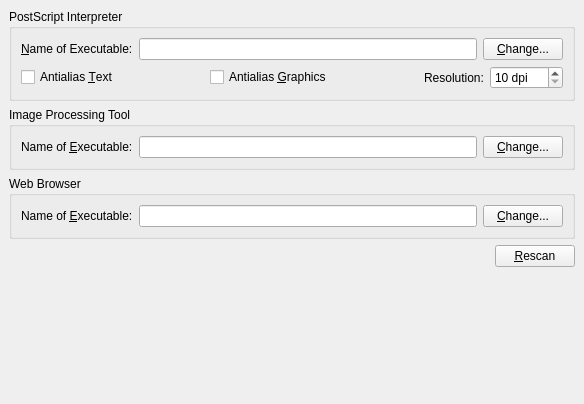
The window that scribus/tabexternaltoolswidget.ui (scribusproject/scribus) describes before a commit, drawn with Qt 5.
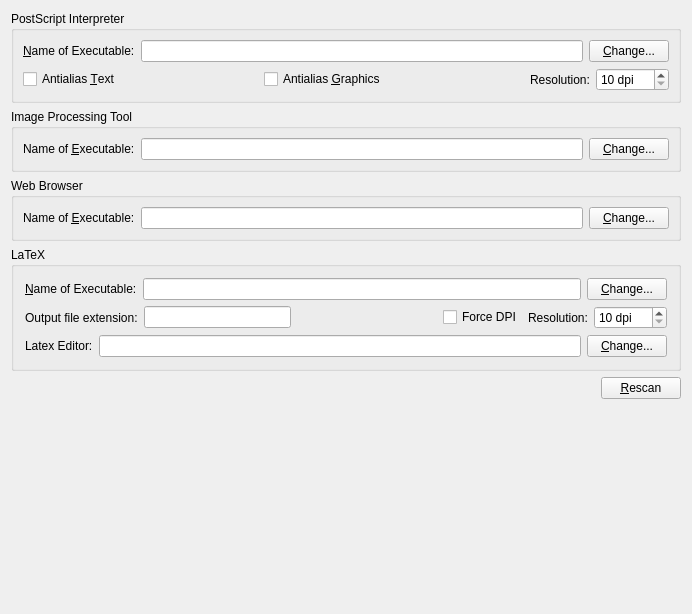
The same window after the commit.

The edit to the form file:
```diff
--- a/scribus/tabexternaltoolswidget.ui
+++ b/scribus/tabexternaltoolswidget.ui
@@ -5,133 +5,55 @@
    <rect>
     <x>0</x>
     <y>0</y>
-    <width>584</width>
-    <height>404</height>
+    <width>688</width>
+    <height>614</height>
    </rect>
   </property>
   <property name="windowTitle" >
    <string>External Tools</string>
   </property>
-  <layout class="QGridLayout" >
-   <property name="margin" >
-    <number>9</number>
-   </property>
-   <property name="spacing" >
-    <number>6</number>
-   </property>
-   <item row="2" column="0" >
-    <widget class="QGroupBox" name="extBrowserToolGroupBox" >
-     <property name="toolTip" >
-      <string>Web Browser to launch with links from the Help system</string>
-     </property>
-     <property name="title" >
-      <string>Web Browser</string>
-     </property>
-     <layout class="QGridLayout" >
-      <property name="margin" >
-       <number>9</number>
-      </property>
-      <property name="spacing" >
-       <number>6</number>
-      </property>
-      <item row="0" column="2" >
-       <widget class="QPushButton" name="extBrowserToolChangeButton" >
-        <property name="text" >
-         <string>&amp;Change...</string>
-        </property>
-        <property name="shortcut" >
-         <string>Alt+C</string>
-        </property>
-       </widget>
-      </item>
-      <item row="0" column="1" >
-       <widget class="QLineEdit" name="extBrowserToolLineEdit" >
-        <property name="toolTip" >
-         <string>&lt;qt>File system location for your web browser. This is used for external links from the Help system.&lt;/qt></string>
-        </property>
-       </widget>
-      </item>
-      <item row="0" column="0" >
-       <widget class="QLabel" name="extBrowserToolLabel" >
-        <property name="text" >
-         <string>Name of &amp;Executable:</string>
-        </property>
-        <property name="wordWrap" >
-         <bool>false</bool>
-        </property>
-        <property name="buddy" >
-         <cstring>imageToolLineEdit</cstring>
-        </property>
-       </widget>
-      </item>
-     </layout>
-    </widget>
-   </item>
-   <item row="1" column="0" >
-    <widget class="QGroupBox" name="imageToolGroupBox" >
-     <property name="title" >
-      <string>Image Processing Tool</string>
-     </property>
-     <layout class="QGridLayout" >
-      <property name="margin" >
-       <number>9</number>
-      </property>
-      <property name="spacing" >
-       <number>6</number>
-      </property>
-      <item row="0" column="2" >
-       <widget class="QPushButton" name="imageToolChangeButton" >
-        <property name="text" >
-         <string>&amp;Change...</string>
-        </property>
-        <property name="shortcut" >
-         <string>Alt+C</string>
-        </property>
-       </widget>
-      </item>
-      <item row="0" column="1" >
-       <widget class="QLineEdit" name="imageToolLineEdit" >
-        <property name="toolTip" >
-         <string>&lt;qt>File system location for graphics editor. If you use gimp and your distribution includes it, we recommend 'gimp-remote', as it allows you to edit the image in an already running instance of gimp.&lt;/qt></string>
-        </property>
-       </widget>
-      </item>
-      <item row="0" column="0" >
-       <widget class="QLabel" name="imageToolLabel" >
-        <property name="text" >
-         <string>Name of &amp;Executable:</string>
-        </property>
-        <property name="wordWrap" >
-         <bool>false</bool>
-        </property>
-        <property name="buddy" >
-         <cstring>imageToolLineEdit</cstring>
-        </property>
-       </widget>
-      </item>
-     </layout>
-    </widget>
-   </item>
-   <item row="0" column="0" >
+  <layout class="QVBoxLayout" >
+   <item>
     <widget class="QGroupBox" name="psToolGroupBox" >
      <property name="title" >
       <string>PostScript Interpreter</string>
      </property>
      <layout class="QGridLayout" >
-      <property name="margin" >
+      <property name="leftMargin" >
        <number>9</number>
       </property>
-      <property name="spacing" >
+      <property name="topMargin" >
+       <number>9</number>
+      </property>
+      <property name="rightMargin" >
+       <number>9</number>
+      </property>
+      <property name="bottomMargin" >
+       <number>9</number>
+      </property>
+      <property name="horizontalSpacing" >
+       <number>6</number>
+      </property>
+      <property name="verticalSpacing" >
        <number>6</number>
       </property>
       <item row="1" column="0" >
        <layout class="QHBoxLayout" >
-        <property name="margin" >
-         <number>0</number>
-        </property>
         <property name="spacing" >
          <number>6</number>
         </property>
+        <property name="leftMargin" >
+         <number>0</number>
+        </property>
+        <property name="topMargin" >
+         <number>0</number>
+        </property>
+        <property name="rightMargin" >
+         <number>0</number>
+        </property>
+        <property name="bottomMargin" >
+         <number>0</number>
+        </property>
         <item>
          <widget class="QCheckBox" name="psAntialiasTextCheckBox" >
           <property name="toolTip" >
@@ -220,12 +142,21 @@
       </item>
       <item row="0" column="0" >
        <layout class="QHBoxLayout" >
-        <property name="margin" >
-         <number>0</number>
-        </property>
         <property name="spacing" >
          <number>6</number>
         </property>
+        <property name="leftMargin" >
+         <number>0</number>
+        </property>
+        <property name="topMargin" >
+         <number>0</number>
+        </property>
+        <property name="rightMargin" >
+         <number>0</number>
+        </property>
+        <property name="bottomMargin" >
+         <number>0</number>
+        </property>
         <item>
          <widget class="QLabel" name="psToolLabel" >
           <property name="text" >
@@ -261,30 +192,331 @@
      </layout>
     </widget>
    </item>
-   <item row="4" column="0" >
-    <spacer>
-     <property name="orientation" >
-      <enum>Qt::Vertical</enum>
+   <item>
+    <widget class="QGroupBox" name="imageToolGroupBox" >
+     <property name="title" >
+      <string>Image Processing Tool</string>
      </property>
-     <property name="sizeType" >
-      <enum>QSizePolicy::Expanding</enum>
+     <layout class="QGridLayout" >
+      <property name="leftMargin" >
+       <number>9</number>
+      </property>
+      <property name="topMargin" >
+       <number>9</number>
+      </property>
+      <property name="rightMargin" >
+       <number>9</number>
+      </property>
+      <property name="bottomMargin" >
+       <number>9</number>
+      </property>
+      <property name="horizontalSpacing" >
+       <number>6</number>
+      </property>
+      <property name="verticalSpacing" >
+       <number>6</number>
+      </property>
+      <item row="0" column="2" >
+       <widget class="QPushButton" name="imageToolChangeButton" >
+        <property name="text" >
+         <string>&amp;Change...</string>
+        </property>
+        <property name="shortcut" >
+         <string>Alt+C</string>
+        </property>
+       </widget>
+      </item>
+      <item row="0" column="1" >
+       <widget class="QLineEdit" name="imageToolLineEdit" >
+        <property name="toolTip" >
+         <string>&lt;qt>File system location for graphics editor. If you use gimp and your distribution includes it, we recommend 'gimp-remote', as it allows you to edit the image in an already running instance of gimp.&lt;/qt></string>
+        </property>
+       </widget>
+      </item>
+      <item row="0" column="0" >
+       <widget class="QLabel" name="imageToolLabel" >
+        <property name="text" >
+         <string>Name of &amp;Executable:</string>
+        </property>
+        <property name="wordWrap" >
+         <bool>false</bool>
+        </property>
+        <property name="buddy" >
+         <cstring>imageToolLineEdit</cstring>
+        </property>
+       </widget>
+      </item>
+     </layout>
+    </widget>
+   </item>
+   <item>
+    <widget class="QGroupBox" name="extBrowserToolGroupBox" >
+     <property name="toolTip" >
+      <string>Web Browser to launch with links from the Help system</string>
      </property>
-     <property name="sizeHint" >
-      <size>
-       <width>20</width>
-       <height>70</height>
-      </size>
+     <property name="title" >
+      <string>Web Browser</string>
      </property>
-    </spacer>
+     <layout class="QGridLayout" >
+      <property name="leftMargin" >
+       <number>9</number>
+      </property>
+      <property name="topMargin" >
+       <number>9</number>
+      </property>
+      <property name="rightMargin" >
+       <number>9</number>
+      </property>
+      <property name="bottomMargin" >
+       <number>9</number>
+      </property>
+      <property name="horizontalSpacing" >
+       <number>6</number>
+      </property>
+      <property name="verticalSpacing" >
+       <number>6</number>
+      </property>
+      <item row="0" column="2" >
+       <widget class="QPushButton" name="extBrowserToolChangeButton" >
+        <property name="text" >
+         <string>&amp;Change...</string>
+        </property>
+        <property name="shortcut" >
+         <string>Alt+C</string>
+        </property>
+       </widget>
+      </item>
+      <item row="0" column="1" >
+       <widget class="QLineEdit" name="extBrowserToolLineEdit" >
+        <property name="toolTip" >
+         <string>&lt;qt>File system location for your web browser. This is used for external links from the Help system.&lt;/qt></string>
+        </property>
+       </widget>
+      </item>
+      <item row="0" column="0" >
+       <widget class="QLabel" name="extBrowserToolLabel" >
+        <property name="text" >
+         <string>Name of &amp;Executable:</string>
+        </property>
+        <property name="wordWrap" >
+         <bool>false</bool>
+        </property>
+        <property name="buddy" >
+         <cstring>extBrowserToolLineEdit</cstring>
+        </property>
+       </widget>
+      </item>
+     </layout>
+    </widget>
    </item>
-   <item row="3" column="0" >
+   <item>
+    <widget class="QGroupBox" name="latexToolGroupBox" >
+     <property name="title" >
+      <string>LaTeX</string>
+     </property>
+     <layout class="QVBoxLayout" >
+      <item>
+       <layout class="QHBoxLayout" >
+        <property name="spacing" >
+         <number>6</number>
+        </property>
+        <property name="leftMargin" >
+         <number>0</number>
+        </property>
+        <property name="topMargin" >
+         <number>0</number>
+        </property>
+        <property name="rightMargin" >
+         <number>0</number>
+        </property>
+        <property name="bottomMargin" >
+         <number>0</number>
+        </property>
+        <item>
+         <widget class="QLabel" name="latexToolLabel" >
+          <property name="text" >
+           <string>&amp;Name of Executable:</string>
+          </property>
+          <property name="wordWrap" >
+           <bool>false</bool>
+          </property>
+          <property name="buddy" >
+           <cstring>latexToolLineEdit</cstring>
+          </property>
+         </widget>
+        </item>
+        <item>
+         <widget class="QLineEdit" name="latexToolLineEdit" >
+          <property name="toolTip" >
+           <string>&lt;qt>Path to LaTeX executable. Must be a script that produces one of the formats supported by image frames!&lt;/qt></string>
+          </property>
+         </widget>
+        </item>
+        <item>
+         <widget class="QPushButton" name="latexToolChangeButton" >
+          <property name="text" >
+           <string>&amp;Change...</string>
+          </property>
+          <property name="shortcut" >
+           <string>Alt+C</string>
+          </property>
+         </widget>
+        </item>
+       </layout>
+      </item>
+      <item>
+       <layout class="QHBoxLayout" >
+        <property name="spacing" >
+         <number>6</number>
+        </property>
+        <property name="leftMargin" >
+         <number>0</number>
+        </property>
+        <property name="topMargin" >
+         <number>0</number>
+        </property>
+        <property name="rightMargin" >
+         <number>0</number>
+        </property>
+        <property name="bottomMargin" >
+         <number>0</number>
+        </property>
+        <item>
+         <widget class="QLabel" name="latexExtensionLabel" >
+          <property name="text" >
+           <string>Output file extension:</string>
+          </property>
+          <property name="buddy" >
+           <cstring>latexExtensionLineEdit</cstring>
+          </property>
+         </widget>
+        </item>
+        <item>
+         <widget class="QLineEdit" name="latexExtensionLineEdit" />
+        </item>
+        <item>
+         <spacer>
+          <property name="orientation" >
+           <enum>Qt::Horizontal</enum>
+          </property>
+          <property name="sizeType" >
+           <enum>QSizePolicy::Expanding</enum>
+          </property>
+          <property name="sizeHint" >
+           <size>
+            <width>21</width>
+            <height>20</height>
+           </size>
+          </property>
+         </spacer>
+        </item>
+        <item>
+         <widget class="QCheckBox" name="latexForceDpiCheckBox" >
+          <property name="toolTip" >
+           <string>Always use the configured DPI setting for calculating the size, even if the image file reports something different.</string>
+          </property>
+          <property name="text" >
+           <string>Force DPI</string>
+          </property>
+         </widget>
+        </item>
+        <item>
+         <widget class="QLabel" name="latexResolutionLabel" >
+          <property name="text" >
+           <string>Resolution:</string>
+          </property>
+          <property name="wordWrap" >
+           <bool>false</bool>
+          </property>
+          <property name="buddy" >
+           <cstring>latexResolutionSpinBox</cstring>
+          </property>
+         </widget>
+        </item>
+        <item>
+         <widget class="QSpinBox" name="latexResolutionSpinBox" >
+          <property name="suffix" >
+           <string> dpi</string>
+          </property>
+          <property name="minimum" >
+           <number>10</number>
+          </property>
+          <property name="maximum" >
+           <number>2400</number>
+          </property>
+         </widget>
+        </item>
+       </layout>
+      </item>
+      <item>
+       <layout class="QHBoxLayout" >
+        <property name="spacing" >
+         <number>6</number>
+        </property>
+        <property name="leftMargin" >
+         <number>0</number>
+        </property>
+        <property name="topMargin" >
+         <number>0</number>
+        </property>
+        <property name="rightMargin" >
+         <number>0</number>
+        </property>
+        <property name="bottomMargin" >
+         <number>0</number>
+        </property>
+        <item>
+         <widget class="QLabel" name="latexEditorLabel" >
+          <property name="text" >
+           <string>Latex Editor:</string>
+          </property>
+          <property name="wordWrap" >
+           <bool>false</bool>
+          </property>
+          <property name="buddy" >
+           <cstring>latexEditorLineEdit</cstring>
+          </property>
+         </widget>
+        </item>
+        <item>
+         <widget class="QLineEdit" name="latexEditorLineEdit" >
+          <property name="toolTip" >
+           <string>&lt;qt>Path to the editor executable.&lt;/qt></string>
+          </property>
+         </widget>
+        </item>
+        <item>
+         <widget class="QPushButton" name="latexEditorChangeButton" >
+          <property name="text" >
+           <string>&amp;Change...</string>
+          </property>
+          <property name="shortcut" >
+           <string>Alt+C</string>
+          </property>
+         </widget>
+        </item>
+       </layout>
+      </item>
+     </layout>
+    </widget>
+   </item>
+   <item>
     <layout class="QHBoxLayout" >
-     <property name="margin" >
-      <number>0</number>
-     </property>
      <property name="spacing" >
       <number>6</number>
      </property>
+     <property name="leftMargin" >
+      <number>0</number>
+     </property>
+     <property name="topMargin" >
+      <number>0</number>
+     </property>
+     <property name="rightMargin" >
+      <number>0</number>
+     </property>
+     <property name="bottomMargin" >
+      <number>0</number>
+     </property>
      <item>
       <spacer>
        <property name="orientation" >
@@ -316,6 +548,22 @@
      </item>
     </layout>
    </item>
+   <item>
+    <spacer>
+     <property name="orientation" >
+      <enum>Qt::Vertical</enum>
+     </property>
+     <property name="sizeType" >
+      <enum>QSizePolicy::Expanding</enum>
+     </property>
+     <property name="sizeHint" >
+      <size>
+       <width>670</width>
+       <height>101</height>
+      </size>
+     </property>
+    </spacer>
+   </item>
   </layout>
  </widget>
  <layoutdefault spacing="6" margin="11" />
```
Left out of the diff: 25 changed lines with no effect on the pictures.
